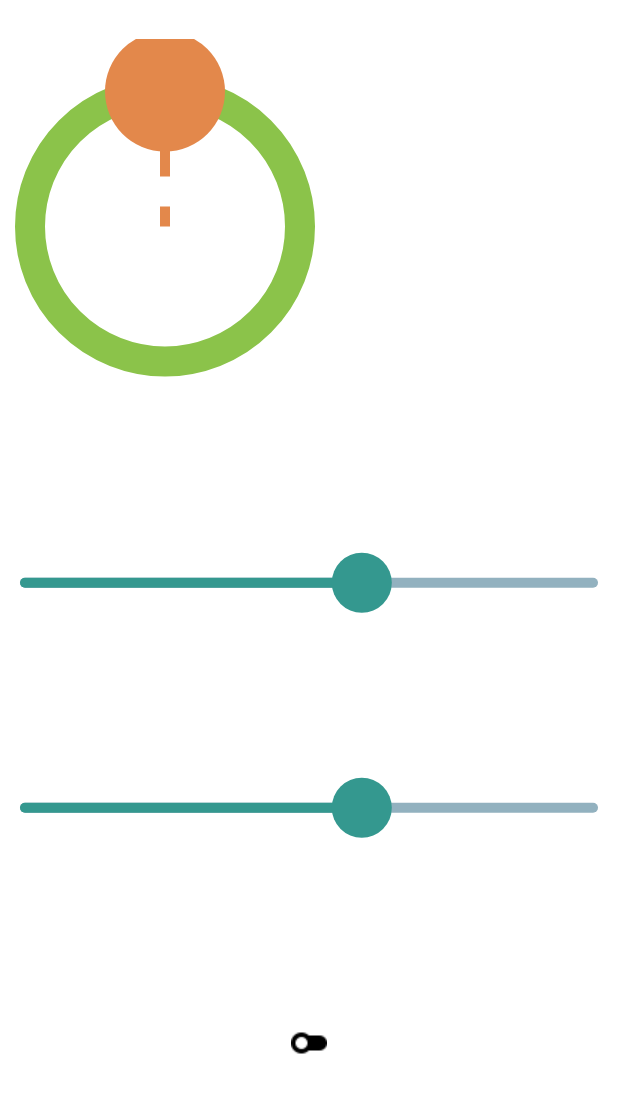
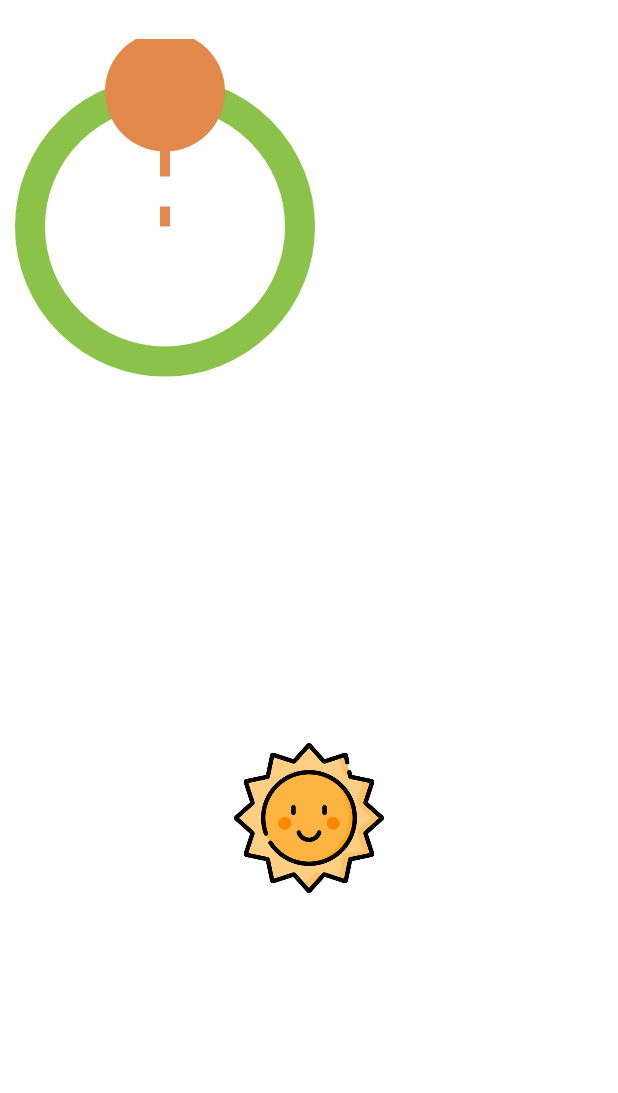
Before and after one commit to nvngoc2409/CustomView, an Android app: the layout activity_main.xml on its own in the app's theme, with its tools: preview values and no code run, on a phone screen of 412 x 824 dp. Shown: the top 1093 px of the screen. Run offline under Robolectric (Android 15) with nearby library versions, the phone set to English and light mode, and no system bars.

Commit message:
doing spring physic

```diff
--- a/app/build.gradle
+++ b/app/build.gradle
@@ -42,4 +42,7 @@ dependencies {
     androidTestImplementation 'androidx.test.espresso:espresso-core:3.4.0'
     implementation("androidx.swiperefreshlayout:swiperefreshlayout:1.1.0")
 
+    //animation physics
+    implementation("androidx.dynamicanimation:dynamicanimation:1.0.0")
+
 }
--- a/app/src/main/java/com/example/learncustomview/RefreshLayoutActivity.kt
+++ b/app/src/main/java/com/example/learncustomview/RefreshLayoutActivity.kt
@@ -15,7 +15,7 @@ class RefreshLayoutActivity : AppCompatActivity(), SwipeRefreshLayout.OnRefreshL
     }
 
     override fun onRefresh() {
+        refreshLayout.invalidate()
         Toast.makeText(this, "Refresh", Toast.LENGTH_LONG).show()
-        Handler().postDelayed({refreshLayout.isRefreshing = false}, 3000)
     }
 }
--- /dev/null
+++ b/app/src/main/java/com/example/learncustomview/animation/springAnimation/SunAnimationSpring.kt
@@ -0,0 +1,38 @@
+package com.example.learncustomview.animation.springAnimation
+
+import android.content.Context
+import android.util.AttributeSet
+import androidx.appcompat.widget.AppCompatImageView
+import androidx.dynamicanimation.animation.DynamicAnimation
+import androidx.dynamicanimation.animation.SpringAnimation
+import androidx.dynamicanimation.animation.SpringForce
+import com.example.learncustomview.R
+
+/**
+ * Created by Linh on 01,June,2022
+ */
+class SunAnimationSpring(context: Context, attrs: AttributeSet) : AppCompatImageView(context, attrs),DynamicAnimation.OnAnimationUpdateListener  {
+    init {
+        setImageResource(R.drawable.sun)
+        initSpringAnimation()
+    }
+
+    private fun initSpringAnimation(){
+        SpringAnimation(this,DynamicAnimation.TRANSLATION_X, 0f).apply {
+            spring.dampingRatio = SpringForce.DAMPING_RATIO_LOW_BOUNCY
+            spring.stiffness = SpringForce.STIFFNESS_LOW
+            start()
+        }
+        SpringAnimation(this,DynamicAnimation.TRANSLATION_Y, 0f).apply {
+            spring.dampingRatio = SpringForce.DAMPING_RATIO_LOW_BOUNCY
+            spring.stiffness = SpringForce.STIFFNESS_LOW
+            start()
+        }
+    }
+
+    override fun onAnimationUpdate(animation: DynamicAnimation<*>?, value: Float, velocity: Float) {
+        SpringAnimation(this, DynamicAnimation.TRANSLATION_X) to
+                SpringAnimation(this, DynamicAnimation.TRANSLATION_Y)
+    }
+
+}
--- a/app/src/main/res/layout/activity_main.xml
+++ b/app/src/main/res/layout/activity_main.xml
@@ -19,27 +19,13 @@
         app:setColorProcess="#34988F"
         app:setProcess="0" />
 
-    <com.example.learncustomview.custom.SeekbarCustom
-        android:id="@+id/seekbar"
-        android:layout_width="match_parent"
-        android:layout_height="150dp"
-        app:layout_constraintStart_toStartOf="parent"
-        app:layout_constraintTop_toBottomOf="@+id/circleProgressbar" />
 
-    <com.example.learncustomview.custom.SeekbarCustom2
-        android:id="@+id/seekbarCustom2"
-        android:layout_width="match_parent"
-        android:layout_height="150dp"
-        app:layout_constraintStart_toStartOf="parent"
-        app:layout_constraintTop_toBottomOf="@+id/seekbar" />
-
-
-    <com.example.learncustomview.custom.SwitchCustom
-        android:id="@+id/switchCustom"
-        android:layout_width="wrap_content"
-        android:layout_height="wrap_content"
+    <com.example.learncustomview.animation.springAnimation.SunAnimationSpring
+        android:id="@+id/viewAnimation"
+        android:layout_width="100dp"
+        android:layout_height="100dp"
         app:layout_constraintBottom_toBottomOf="parent"
         app:layout_constraintEnd_toEndOf="parent"
         app:layout_constraintStart_toStartOf="parent"
-        app:layout_constraintTop_toBottomOf="@+id/seekbarCustom2"/>
+        app:layout_constraintTop_toBottomOf="@+id/circleProgressbar" />
 </androidx.constraintlayout.widget.ConstraintLayout>
```
Also changed, not shown: app/src/main/AndroidManifest.xml (+5 -5 lines), app/src/main/java/com/example/learncustomview/MainActivity.kt (+12 -4 lines), app/src/main/java/com/example/learncustomview/custom/RotationImage.kt (+6 -6 lines).
